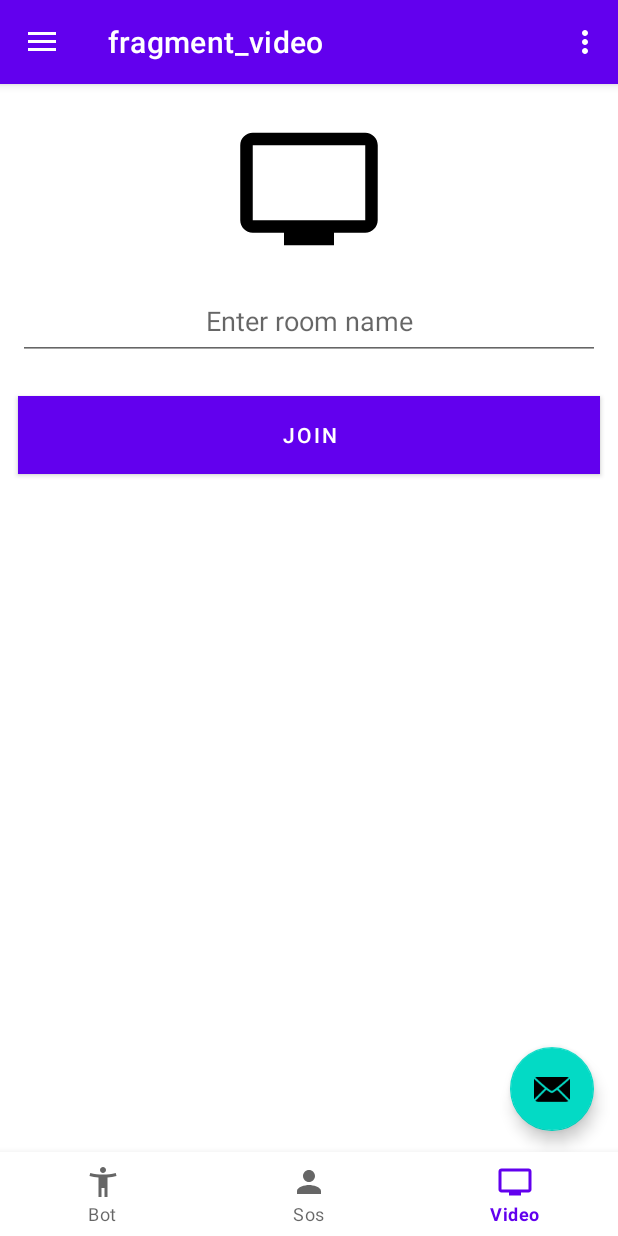
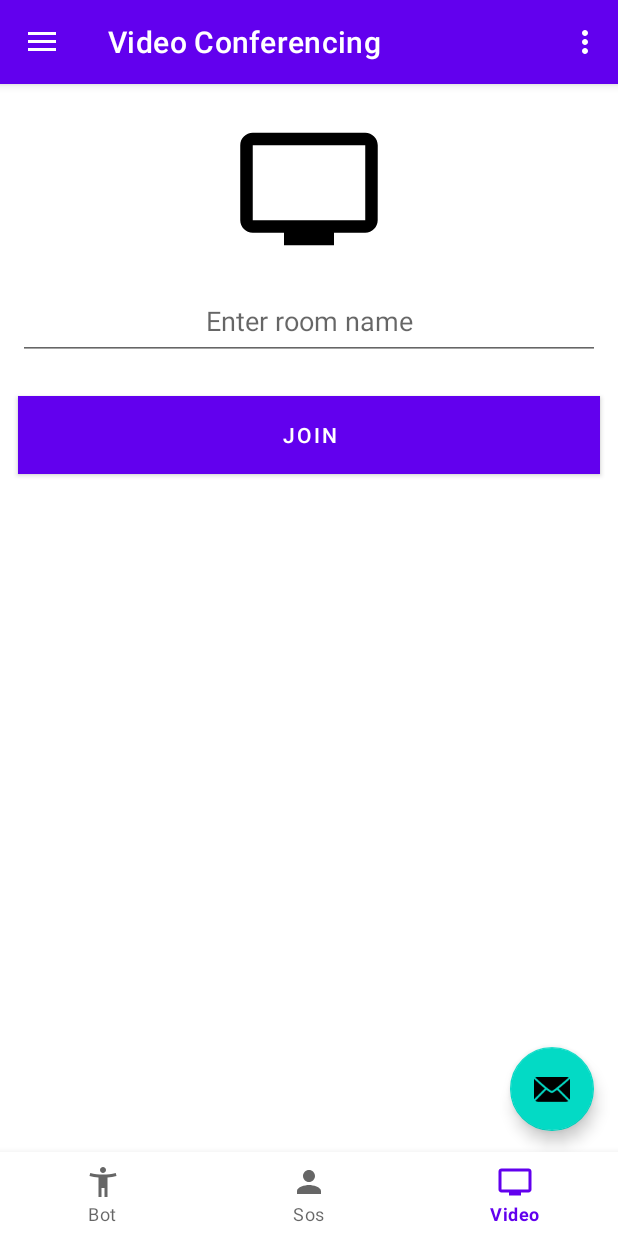
Before and after one commit to Eldify-SIH/Eldify-App, an Android app: the screen it shows after launch (MainActivity), item 3 of the bottom bar chosen, on a phone screen of 412 x 824 dp. Run offline under Robolectric (Android 15) with nearby library versions, the phone set to English and light mode, and no system bars; our stand-ins replace navigation-ui; libraries missing offline, so code that uses them is left out: org.jitsi.meet.

Commit message:
Fixed titles of the fragments

```diff
--- a/app/src/main/res/navigation/mobile_navigation.xml
+++ b/app/src/main/res/navigation/mobile_navigation.xml
@@ -25,16 +25,16 @@
     <fragment
         android:id="@+id/botFragment"
         android:name="com.sih.eldify.ui.bot.BotFragment"
-        android:label="fragment_bot"
+        android:label="Bot Control"
         tools:layout="@layout/fragment_bot" />
     <fragment
         android:id="@+id/sosFragment"
         android:name="com.sih.eldify.ui.sos.SosFragment"
-        android:label="fragment_sos"
+        android:label="SOS"
         tools:layout="@layout/fragment_sos" />
     <fragment
         android:id="@+id/videoFragment"
         android:name="com.sih.eldify.ui.video.VideoFragment"
-        android:label="fragment_video"
+        android:label="Video Conferencing"
         tools:layout="@layout/fragment_video" />
 </navigation>
--- a/app/src/main/res/values/strings.xml
+++ b/app/src/main/res/values/strings.xml
@@ -6,6 +6,10 @@
     <string name="nav_header_subtitle">android.studio@android.com</string>
     <string name="nav_header_desc">Navigation header</string>
     <string name="action_settings">Settings</string>
+    <string name="video">Video Conferencing</string>
+    <string name="bot">Bot Control</string>
+    <string name="sos">SOS</string>
+
 
     <string name="menu_home">Home</string>
     <string name="menu_gallery">Gallery</string>
```
Also changed, not shown: app/src/main/java/com/sih/eldify/ui/video/VideoFragment.kt (+5 -4 lines).
